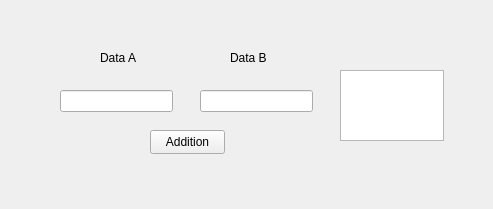
Qt form Programs/adder.ui (Xtalism/human-machine-interfaces-python) before a commit.
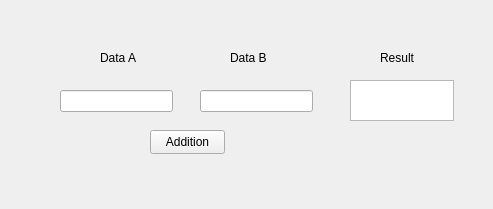
The same form after that commit.

What changed in the file:
```diff
--- a/Programs/adder.ui
+++ b/Programs/adder.ui
@@ -73,16 +73,29 @@
      <string>Data B</string>
     </property>
    </widget>
-   <widget class="QPlainTextEdit" name="plainTextEdit">
+   <widget class="QTextEdit" name="textEdit">
     <property name="geometry">
      <rect>
-      <x>340</x>
-      <y>70</y>
+      <x>350</x>
+      <y>80</y>
       <width>104</width>
-      <height>71</height>
+      <height>41</height>
      </rect>
     </property>
    </widget>
+   <widget class="QLabel" name="label_3">
+    <property name="geometry">
+     <rect>
+      <x>380</x>
+      <y>50</y>
+      <width>49</width>
+      <height>16</height>
+     </rect>
+    </property>
+    <property name="text">
+     <string>Result</string>
+    </property>
+   </widget>
   </widget>
  </widget>
  <resources/>
```
